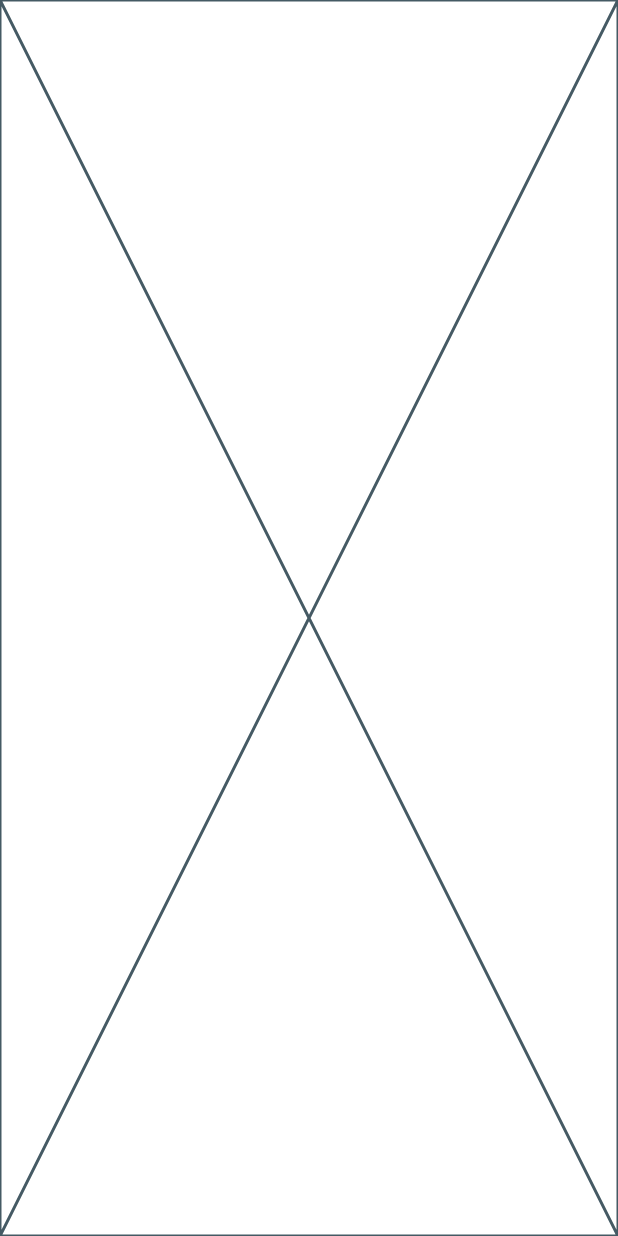
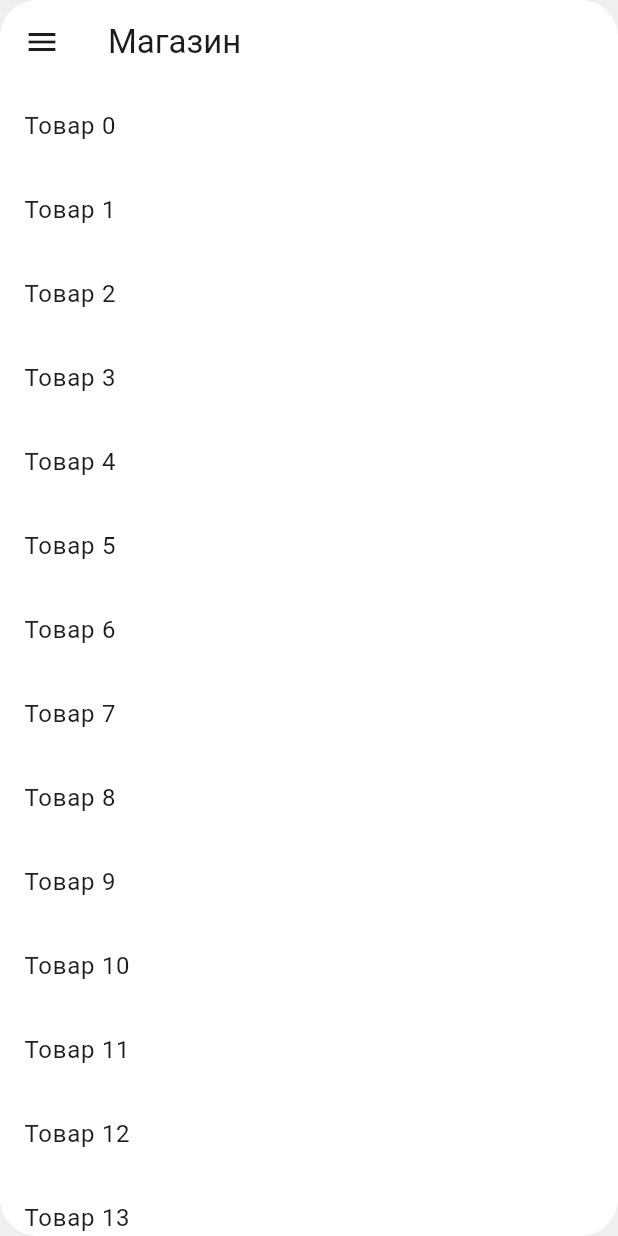
Before and after one commit to malerco/Custom-Drawer-Menu, a Flutter app: the screen it shows after launch, on a phone screen of 412 x 824 dp. Run offline on Flutter 3.47's test engine with Material 3 defaults, Android fonts, the phone set to English and light mode, and no system bars.

Commit message:
added menu animation

```diff
--- a/lib/main.dart
+++ b/lib/main.dart
@@ -23,11 +23,188 @@ class MyApp extends StatelessWidget {
   }
 }
 
-class HomeScreen extends StatelessWidget {
-  const HomeScreen({super.key});
+class HomeScreen extends StatefulWidget {
+  @override
+  _HomeScreenState createState() => _HomeScreenState();
+}
+
+class _HomeScreenState extends State<HomeScreen> with SingleTickerProviderStateMixin {
+  late AnimationController _controller;
+  late Animation<double> _scaleAnimation;
+  late Animation<double> _rotateAnimation;
+  late Animation<double> _rotate45Animation;
+  late Animation<double> _rotate60Animation;
+  late Animation<Offset> _slideAnimation;
+  late Animation<Offset> _slide015Animation;
+  late Animation<Offset> _slide0Animation;
+
+  @override
+  void initState() {
+    super.initState();
+    _controller = AnimationController(
+      vsync: this,
+      duration: Duration(milliseconds: 300),
+    );
+
+    _scaleAnimation = Tween<double>(begin: 1, end: 0.5).animate(
+      CurvedAnimation(parent: _controller, curve: Curves.easeInOut),
+    );
+
+    _rotateAnimation = Tween<double>(begin: 0, end: -0.3).animate(
+      CurvedAnimation(parent: _controller, curve: Curves.easeInOut),
+    );
+
+    _rotate45Animation = Tween<double>(begin: 0, end: -0.45).animate(
+      CurvedAnimation(parent: _controller, curve: Curves.easeInOut),
+    );
+
+    _rotate60Animation = Tween<double>(begin: 0, end: -0.60).animate(
+      CurvedAnimation(parent: _controller, curve: Curves.easeInOut),
+    );
+
+    _slideAnimation = Tween<Offset>(begin: Offset.zero, end: Offset(1.1, -0.2)).animate(
+      CurvedAnimation(parent: _controller, curve: Curves.easeInOut),
+    );
+
+    _slide015Animation = Tween<Offset>(begin: Offset.zero, end: Offset(1, -0.15)).animate(
+      CurvedAnimation(parent: _controller, curve: Curves.easeInOut),
+    );
+
+    _slide0Animation = Tween<Offset>(begin: Offset.zero, end: Offset(0.9, -0.11)).animate(
+      CurvedAnimation(parent: _controller, curve: Curves.easeInOut),
+    );
+  }
+
+  @override
+  void dispose() {
+    _controller.dispose();
+    super.dispose();
+  }
+
+
 
   @override
   Widget build(BuildContext context) {
-    return const Placeholder();
+    return Scaffold(
+      backgroundColor: Color.fromRGBO(238, 238, 238, 0.9),
+      body: Stack(
+        children: [
+
+
+          _AnimatedColorScreen(color: Color.fromRGBO(241, 241, 241, 0.4), controller: _controller, scaleAnimation: _scaleAnimation, rotateAnimation: _rotate60Animation, slideAnimation: _slide0Animation),
+
+          _AnimatedColorScreen(color: Color.fromRGBO(247, 247, 247, 0.4), controller: _controller, scaleAnimation: _scaleAnimation, rotateAnimation: _rotate45Animation, slideAnimation: _slide015Animation),
+
+          _AnimatedScreen(controller: _controller, scaleAnimation: _scaleAnimation, rotateAnimation: _rotateAnimation, slideAnimation: _slideAnimation)
+        ],
+      ),
+    );
   }
 }
+
+class _AnimatedScreen extends StatelessWidget {
+  final controller;
+  final scaleAnimation;
+  final rotateAnimation;
+  final slideAnimation;
+  const _AnimatedScreen({super.key, required this.controller, required this.scaleAnimation, required this.rotateAnimation, required this.slideAnimation});
+
+  @override
+  Widget build(BuildContext context) {
+    return AnimatedBuilder(
+      animation: controller,
+      builder: (context, child) {
+        return Transform(
+          transform: Matrix4.identity()
+            ..scale(scaleAnimation.value)
+            ..rotateZ(rotateAnimation.value),
+          alignment: Alignment.center,
+          child: SlideTransition(
+            position: slideAnimation,
+            child: child,
+          ),
+        );
+      },
+      child: Container(
+        decoration: BoxDecoration(
+            borderRadius: BorderRadius.circular(25)
+        ),
+        clipBehavior: Clip.hardEdge,
+        child: Scaffold(
+          backgroundColor: Colors.white,
+          appBar: AppBar(
+            backgroundColor: Colors.white,
+            title: Text('Магазин'),
+            leading: IconButton(
+              icon: Icon(Icons.menu),
+              onPressed: _toggleMenu,
+            ),
+          ),
+          body: ListView.builder(
+            itemCount: 20,
+            itemBuilder: (context, index) {
+              return ListTile(
+                title: Text('Товар $index'),
+              );
+            },
+          ),
+        ),
+      ),
+    );
+  }
+
+  void _toggleMenu() {
+    if (controller.isCompleted) {
+      controller.reverse();
+    } else {
+      controller.forward();
+    }
+  }
+}
+
+class _AnimatedColorScreen extends StatelessWidget {
+  final controller;
+  final scaleAnimation;
+  final rotateAnimation;
+  final slideAnimation;
+  final Color color;
+  const _AnimatedColorScreen({super.key, required this.color, required this.controller, required this.scaleAnimation, required this.rotateAnimation, required this.slideAnimation});
+
+  @override
+  Widget build(BuildContext context) {
+    return AnimatedBuilder(
+      animation: controller,
+      builder: (context, child) {
+        return Transform(
+          transform: Matrix4.identity()
+            ..scale(scaleAnimation.value)
+            ..rotateZ(rotateAnimation.value),
+          alignment: Alignment.center,
+          child: SlideTransition(
+            position: slideAnimation,
+            child: child,
+          ),
+        );
+      },
+      child: Container(
+        decoration: BoxDecoration(
+            color: color,
+            borderRadius: BorderRadius.circular(25)
+        ),
+        clipBehavior: Clip.hardEdge,
+        child: SizedBox(
+          width: MediaQuery.of(context).size.width,
+          height: MediaQuery.of(context).size.height,
+        ),
+      ),
+    );
+  }
+
+  void _toggleMenu() {
+    if (controller.isCompleted) {
+      controller.reverse();
+    } else {
+      controller.forward();
+    }
+  }
+}
```
Also changed, not shown: assets/dummy.png (added).
